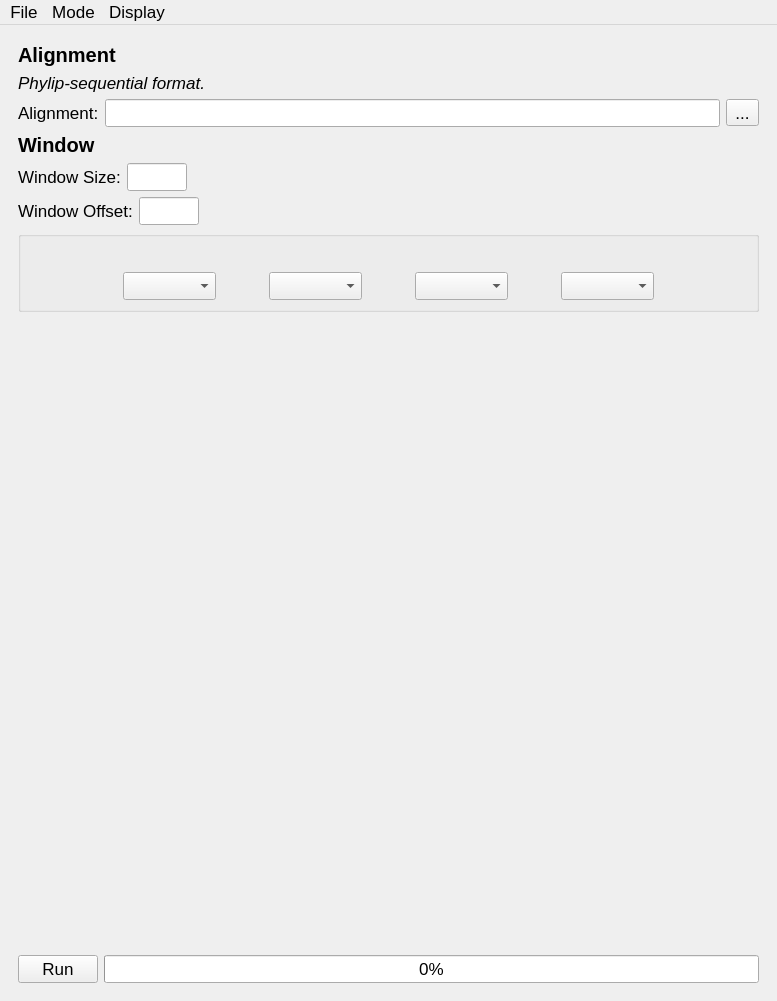
Old version of the form module/gui_layout.ui in the repository PeterDulworth/PhyloVis.
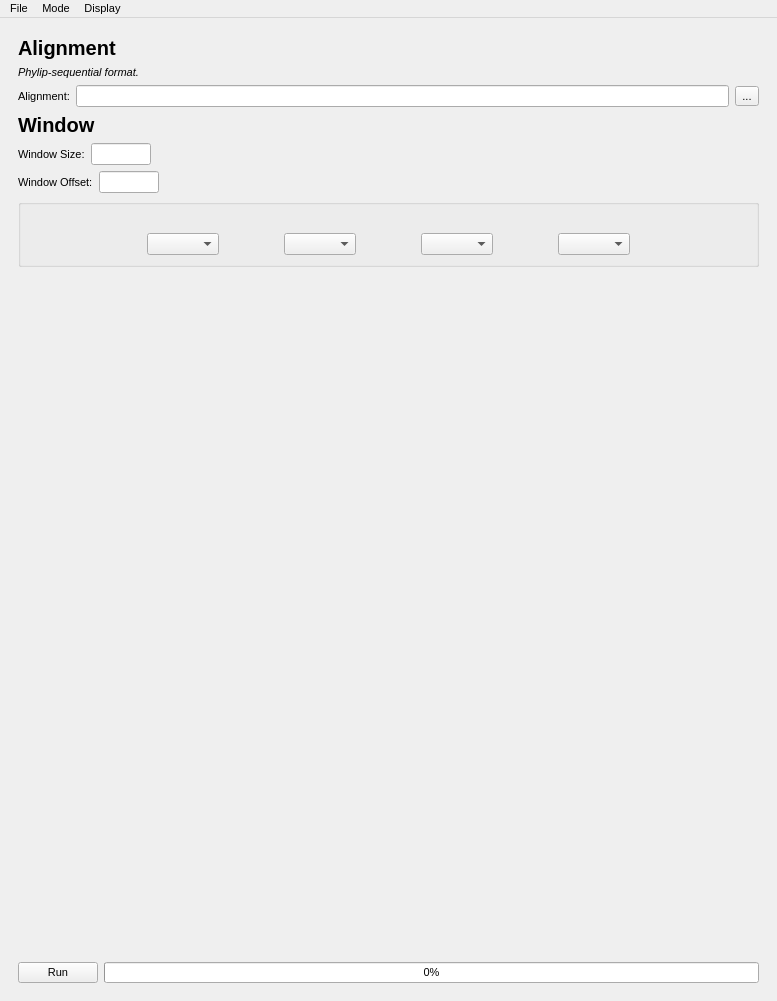
New version of the form. The open tabs and pages were chosen to show the change.

Commit message: dis gonna be bad

The edit to the form file:
```diff
--- a/module/gui_layout.ui
+++ b/module/gui_layout.ui
@@ -25,7 +25,7 @@
   <property name="font">
    <font>
     <family>Arial</family>
-    <pointsize>13</pointsize>
+    <pointsize>8</pointsize>
    </font>
   </property>
   <property name="windowTitle">
```
Left out of the diff: 2 changed lines with no effect on the pictures. The commit also changes 1 other file.
